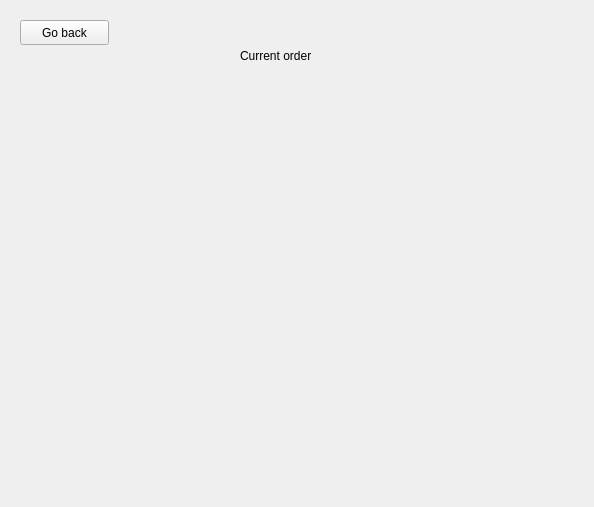
The window that sdi_app/gui/menu_driver.ui (FratiaXd/SDI) describes before a commit, drawn with Qt 5.
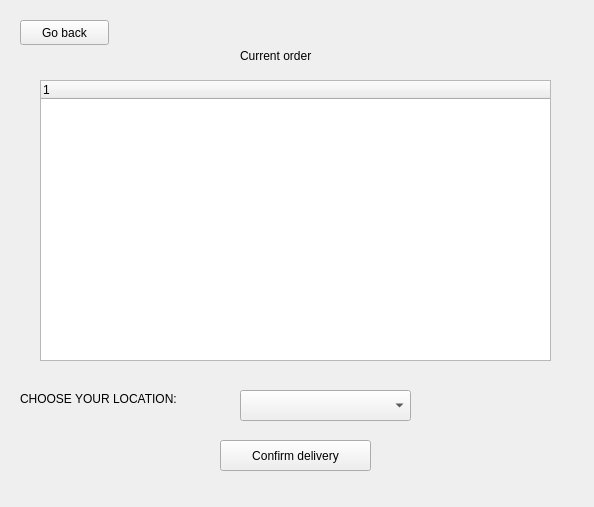
The same window after the commit. The open tabs and pages were chosen to show the change.

Commit message: cargo delivery done/ driver location updates done

```diff
--- a/sdi_app/gui/menu_driver.ui
+++ b/sdi_app/gui/menu_driver.ui
@@ -188,6 +188,57 @@
       <string>Go back</string>
      </property>
     </widget>
+    <widget class="QTreeWidget" name="treeWidget_3">
+     <property name="geometry">
+      <rect>
+       <x>40</x>
+       <y>80</y>
+       <width>511</width>
+       <height>281</height>
+      </rect>
+     </property>
+     <column>
+      <property name="text">
+       <string notr="true">1</string>
+      </property>
+     </column>
+    </widget>
+    <widget class="QComboBox" name="comboBox">
+     <property name="geometry">
+      <rect>
+       <x>240</x>
+       <y>390</y>
+       <width>171</width>
+       <height>31</height>
+      </rect>
+     </property>
+    </widget>
+    <widget class="QLabel" name="label_6">
+     <property name="geometry">
+      <rect>
+       <x>20</x>
+       <y>390</y>
+       <width>201</width>
+       <height>17</height>
+      </rect>
+     </property>
+     <property name="text">
+      <string>CHOOSE YOUR LOCATION:</string>
+     </property>
+    </widget>
+    <widget class="QPushButton" name="pushButton_10">
+     <property name="geometry">
+      <rect>
+       <x>220</x>
+       <y>440</y>
+       <width>151</width>
+       <height>31</height>
+      </rect>
+     </property>
+     <property name="text">
+      <string>Confirm delivery</string>
+     </property>
+    </widget>
    </widget>
    <widget class="QWidget" name="page_4">
     <widget class="QLabel" name="label_4">
```
The commit also changes 4 other files.
